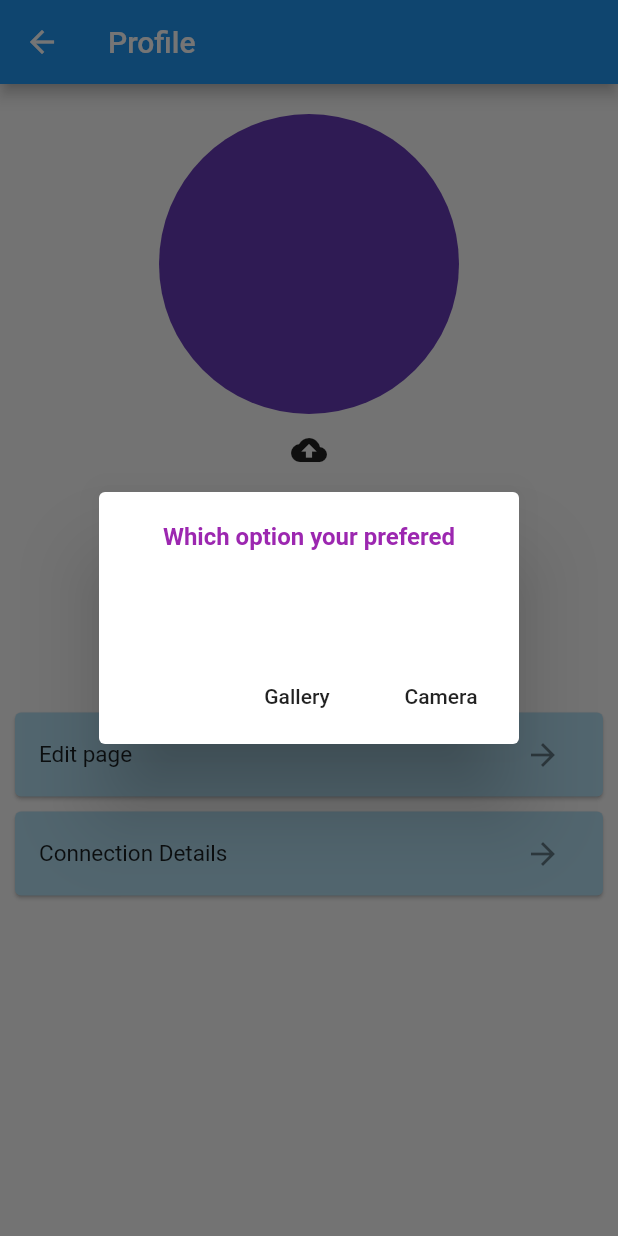
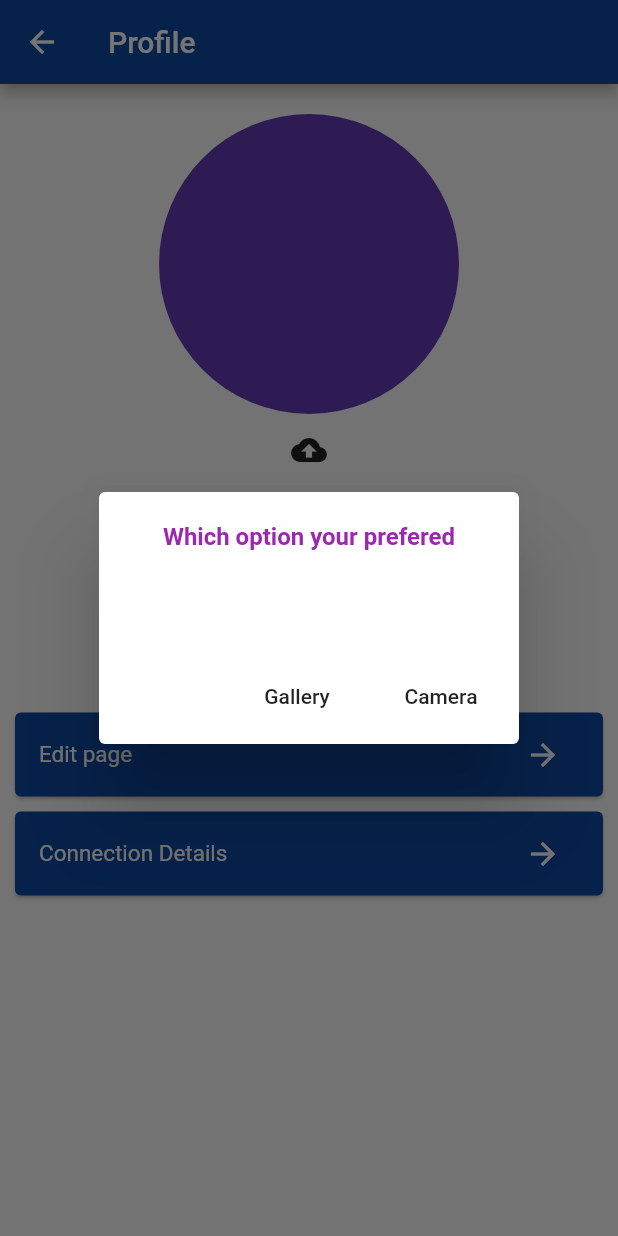
Before and after one commit to Covid-19-Self-Assistant/Final-Project-Mobile-APP, a Flutter app: the ProfilePage screen opened by its route, after a tap on the "cloud upload" icon, on a phone screen of 412 x 824 dp. Run offline on Flutter 3.47's test engine with Material 2 defaults, Android fonts, the phone set to English and light mode, and no system bars; our stand-ins replace animate_do, cloud_firestore, dio, firebase_auth, firebase_core, firebase_storage and 5 more; missing offline and left inert: flutter_email_sender, qr_code_scanner; accounts and stored records are empty.

Commit message:
Refactor part 2

```diff
--- a/lib/profile_page/ConnectedUsers.dart
+++ b/lib/profile_page/ConnectedUsers.dart
@@ -121,6 +121,7 @@ class _ConnectedUsersState extends State<ConnectedUsers> {
 
     return Scaffold(
       floatingActionButton: FloatingActionButton(
+        backgroundColor: Colors.blue[900],
         onPressed: isSelectAll ? _clearAll : _selectAll,
         child: Text(
           isSelectAll ? "Clear All" : "Select All",
@@ -128,7 +129,8 @@ class _ConnectedUsersState extends State<ConnectedUsers> {
         ),
       ),
       appBar: AppBar(
-        title: Text("Connected Users .."),
+        backgroundColor: Colors.blue[900],
+        title: Text("Connected users"),
         actions: [
           IconButton(
             onPressed: _sendEmailsForUsrs,
@@ -143,6 +145,7 @@ class _ConnectedUsersState extends State<ConnectedUsers> {
             child: CheckboxListTile(
               title: Row(children: [
                 CircleAvatar(
+                  backgroundColor: Colors.blue[900],
                   child: Text(userStatus[index].user[0]),
                 ),
                 SizedBox(
--- a/lib/profile_page/ProfilePage.dart
+++ b/lib/profile_page/ProfilePage.dart
@@ -59,7 +59,6 @@ class _ProfilePageState extends State<ProfilePage> {
     }
   }
 
-
   Future saveImage(context) async {
     try {
       XFile? _image =
@@ -77,8 +76,13 @@ class _ProfilePageState extends State<ProfilePage> {
             isImagesPicked = false;
             profileImage = imageUrl;
           });
+          ScaffoldMessenger.of(context).showSnackBar(SnackBar(
+            content: Text("Successfully upload the profile picture."),
+          ));
         } catch (e) {
-          print(e);
+          ScaffoldMessenger.of(context).showSnackBar(SnackBar(
+            content: Text("Not uploaded the profile picture"),
+          ));
         }
       } else {
         print('No image');
@@ -106,9 +110,11 @@ class _ProfilePageState extends State<ProfilePage> {
 
   @override
   Widget build(BuildContext context) {
-    print(userName);
     return Scaffold(
-      appBar: AppBar(title: Text("Profile")),
+      appBar: AppBar(
+        title: Text("Profile"),
+        backgroundColor: Colors.blue[900],
+      ),
       body: SingleChildScrollView(
         child: LayoutBuilder(
           builder: (context, constraint) {
@@ -151,7 +157,7 @@ class _ProfilePageState extends State<ProfilePage> {
                     color: getCovidColorCode(),
                   ),
                 ),
-                MaterialButton(
+                ElevatedButton(
                   onPressed: () async {
                     final Future<SharedPreferences> _prefs =
                         SharedPreferences.getInstance();
@@ -160,7 +166,12 @@ class _ProfilePageState extends State<ProfilePage> {
                     prefs.remove("email");
                     Navigator.pushNamed(context, '/login');
                   },
-                  child: Text("Log out"),
+                  child: Text(
+                    "Log out",
+                    style: TextStyle(
+                      color: Colors.white,
+                    ),
+                  ),
                 ),
                 profileSections("Edit page", ''),
                 profileSections("Connection Details", 'connectivityDetails'),
@@ -175,17 +186,20 @@ class _ProfilePageState extends State<ProfilePage> {
   Card profileSections(String title, String path) {
     return Card(
       margin: EdgeInsets.symmetric(horizontal: 10, vertical: 5),
-      color: Color.fromARGB(255, 179, 222, 243),
+      color: Colors.blue[900],
       child: ListTile(
         title: Text(
           title,
-          style: TextStyle(fontSize: 15),
+          style: TextStyle(fontSize: 15, color: Colors.white),
         ),
         trailing: IconButton(
           onPressed: () {
             if (path.isNotEmpty) Navigator.pushNamed(context, '/$path');
           },
-          icon: Icon(Icons.arrow_forward),
+          icon: Icon(
+            Icons.arrow_forward,
+            color: Colors.white,
+          ),
         ),
       ),
     );
--- a/lib/registration_page/registration_home.dart
+++ b/lib/registration_page/registration_home.dart
@@ -1,6 +1,5 @@
 import 'package:cloud_firestore/cloud_firestore.dart';
 import 'package:dating_app/login/login_home.dart';
-import 'package:device_info_plus/device_info_plus.dart';
 import 'package:flutter/material.dart';
 import 'package:firebase_auth/firebase_auth.dart';
 import 'package:flutter_bluetooth_serial/flutter_bluetooth_serial.dart';
@@ -30,7 +29,6 @@ class _RegistrationHomeState extends State<RegistrationHome> {
   TextEditingController _date = TextEditingController();
   bool isLoading = false;
 
-  final deviceInfoPlugin = DeviceInfoPlugin();
 
   void _getDeviceInformations() async {
     String? address = await FlutterBluetoothSerial.instance.address;
```
Also changed, not shown: lib/profile_page/ConnectivityDetails.dart (+11 -2 lines), lib/tracing_controller/ShowDevices.dart (+36 -49 lines), lib/update_positive/updateStatus.dart (+12 -4 lines), pubspec.yaml (+2 -19 lines), pubspec.lock.
